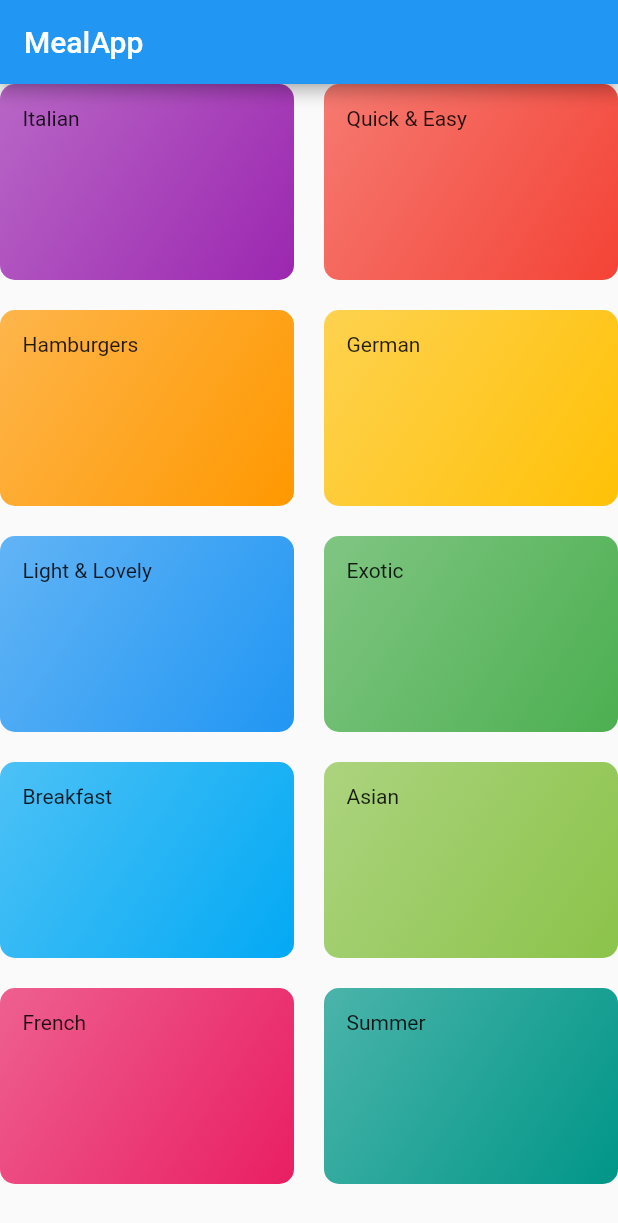
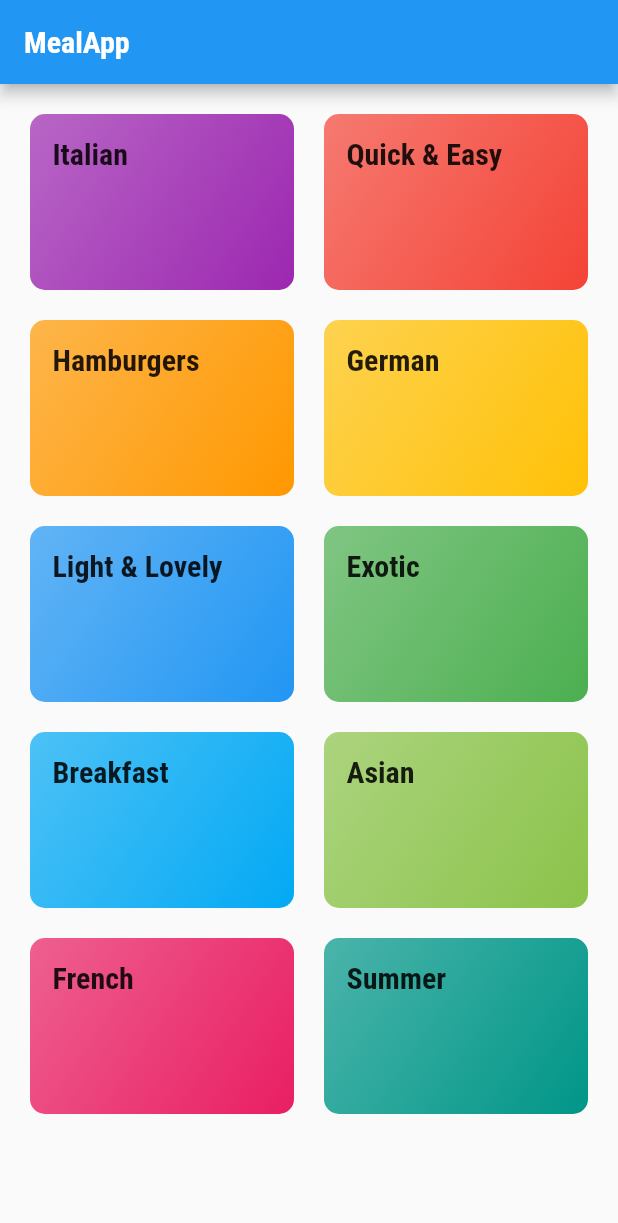
Before and after one commit to dongwandonkim/flutter_basic, a Flutter app: the screen it shows after launch, on a phone screen of 412 x 824 dp. Shown: the top 1223 px of the screen. Run offline on Flutter 3.47's test engine with Material 2 defaults, Android fonts, the phone set to English and light mode, and no system bars.

```diff
--- a/meal_app/lib/categories_screen.dart
+++ b/meal_app/lib/categories_screen.dart
@@ -13,6 +13,7 @@ class CategoriesScreen extends StatelessWidget {
         title: const Text('MealApp'),
       ),
       body: GridView(
+        padding: const EdgeInsets.all(20),
         children: DUMMY_CATEGORIES
             .map((data) => CategoryItem(title: data.title, color: data.color))
             .toList(),
--- a/meal_app/lib/category_item.dart
+++ b/meal_app/lib/category_item.dart
@@ -1,4 +1,5 @@
 import 'package:flutter/material.dart';
+import 'package:meal_app/category_meals_screen.dart';
 
 class CategoryItem extends StatelessWidget {
   final String title;
@@ -7,11 +8,26 @@ class CategoryItem extends StatelessWidget {
   const CategoryItem({Key? key, required this.title, required this.color})
       : super(key: key);
 
+  void selectCategoryHandler(BuildContext ctx) {
+    Navigator.of(ctx).push(
+      MaterialPageRoute(builder: (_) {
+        return const CategoryMealsScreen();
+      }),
+    );
+  }
+
   @override
   Widget build(BuildContext context) {
-    return Container(
+    return InkWell(
+      onTap: () => selectCategoryHandler(context),
+      splashColor: Theme.of(context).primaryColor,
+      borderRadius: BorderRadius.circular(10),
+      child: Container(
         padding: const EdgeInsets.all(15),
-      child: Text(title),
+        child: Text(
+          title,
+          style: Theme.of(context).textTheme.headline6,
+        ),
         decoration: BoxDecoration(
           gradient: LinearGradient(
             colors: [
@@ -23,6 +39,7 @@ class CategoryItem extends StatelessWidget {
           ),
           borderRadius: BorderRadius.circular(10),
         ),
+      ),
     );
   }
 }
--- a/meal_app/lib/main.dart
+++ b/meal_app/lib/main.dart
@@ -14,6 +14,20 @@ class MyApp extends StatelessWidget {
       title: 'Flutter Demo',
       theme: ThemeData(
         primarySwatch: Colors.blue,
+        fontFamily: 'Raleway',
+        textTheme: ThemeData.light().textTheme.copyWith(
+              bodyText1: const TextStyle(
+                color: Color.fromRGBO(20, 51, 51, 1),
+              ),
+              bodyText2: const TextStyle(
+                color: Color.fromRGBO(20, 51, 51, 1),
+              ),
+              headline6: const TextStyle(
+                fontFamily: 'RobotoCondensed',
+                fontSize: 20,
+                fontWeight: FontWeight.bold,
+              ),
+            ),
       ),
       home: const CategoriesScreen(),
     );
```
Also changed, not shown: meal_app/lib/category_meals_screen.dart (added, +17 -0 lines), meal_app/pubspec.yaml (+18 -14 lines), meal_app/assets/fonts/Raleway-Black.ttf (added), meal_app/assets/fonts/Raleway-Bold.ttf (added), meal_app/assets/fonts/Raleway-Regular.ttf (added), meal_app/assets/fonts/RobotoCondensed-Bold.ttf (added), meal_app/assets/fonts/RobotoCondensed-Italic.ttf (added), meal_app/assets/fonts/RobotoCondensed-Light.ttf (added), meal_app/assets/fonts/RobotoCondensed-Regular.ttf (added). Lines whose indentation alone changed are shown as unchanged.
